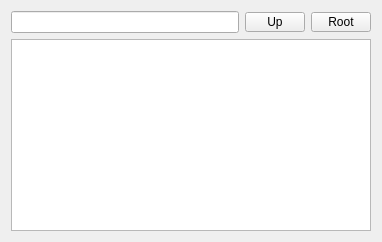
Old version of the form FW/UI/fileexplorer.ui in the repository JAntn/wblocks.
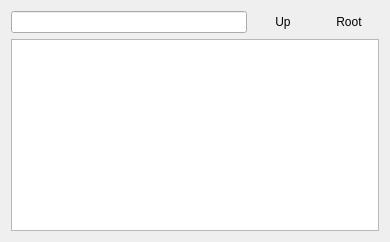
New version of the form. Icons and pictures are not drawn.

What changed in the file:
```diff
--- a/FW/UI/fileexplorer.ui
+++ b/FW/UI/fileexplorer.ui
@@ -6,10 +6,16 @@
    <rect>
     <x>0</x>
     <y>0</y>
-    <width>380</width>
+    <width>390</width>
     <height>242</height>
    </rect>
   </property>
+  <property name="minimumSize">
+   <size>
+    <width>390</width>
+    <height>0</height>
+   </size>
+  </property>
   <property name="windowTitle">
    <string>Form</string>
   </property>
@@ -23,7 +29,7 @@
          <property name="minimumSize">
           <size>
            <width>0</width>
-           <height>0</height>
+           <height>22</height>
           </size>
          </property>
         </widget>
@@ -39,12 +45,25 @@
          <property name="maximumSize">
           <size>
            <width>60</width>
-           <height>20</height>
+           <height>22</height>
           </size>
          </property>
          <property name="text">
           <string>Up</string>
          </property>
+         <property name="icon">
+          <iconset resource="../../resource.qrc">
+           <normaloff>:/Icons/rcc/22x22/actions/go-up.png</normaloff>:/Icons/rcc/22x22/actions/go-up.png</iconset>
+         </property>
+         <property name="iconSize">
+          <size>
+           <width>22</width>
+           <height>22</height>
+          </size>
+         </property>
+         <property name="flat">
+          <bool>true</bool>
+         </property>
         </widget>
        </item>
        <item>
@@ -58,12 +77,25 @@
          <property name="maximumSize">
           <size>
            <width>60</width>
-           <height>20</height>
+           <height>22</height>
           </size>
          </property>
          <property name="text">
           <string>Root</string>
          </property>
+         <property name="icon">
+          <iconset resource="../../resource.qrc">
+           <normaloff>:/Icons/rcc/22x22/actions/go-home.png</normaloff>:/Icons/rcc/22x22/actions/go-home.png</iconset>
+         </property>
+         <property name="iconSize">
+          <size>
+           <width>22</width>
+           <height>22</height>
+          </size>
+         </property>
+         <property name="flat">
+          <bool>true</bool>
+         </property>
         </widget>
        </item>
       </layout>
@@ -72,16 +104,13 @@
       <widget class="QListView" name="ListView">
        <property name="minimumSize">
         <size>
-         <width>360</width>
+         <width>0</width>
          <height>0</height>
         </size>
        </property>
        <property name="editTriggers">
         <set>QAbstractItemView::DoubleClicked</set>
        </property>
-       <property name="alternatingRowColors">
-        <bool>true</bool>
-       </property>
       </widget>
      </item>
     </layout>
```
Left out of the diff: 4 changed lines with no effect on the pictures.
